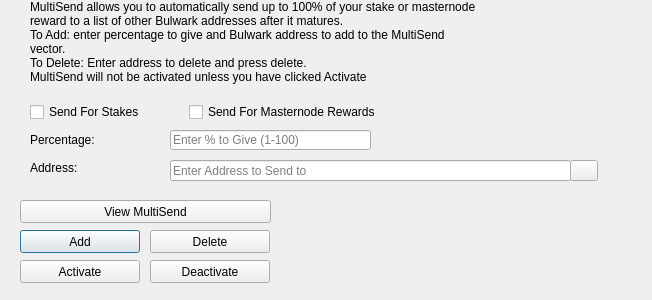
Old version of the form src/qt/forms/multisenddialog.ui in the repository bulwark-crypto/Bulwark.
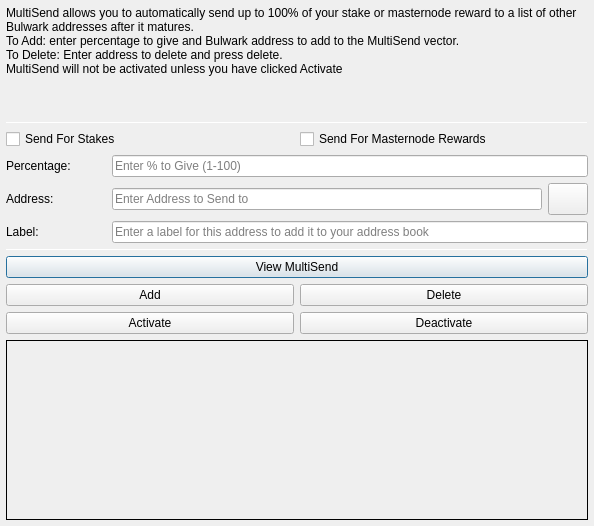
New version of the form. Icons and pictures are not drawn.

```diff
--- a/src/qt/forms/multisenddialog.ui
+++ b/src/qt/forms/multisenddialog.ui
@@ -9,54 +9,30 @@
    <rect>
     <x>0</x>
     <y>0</y>
-    <width>652</width>
-    <height>300</height>
+    <width>594</width>
+    <height>526</height>
    </rect>
   </property>
   <property name="windowTitle">
    <string>MultiSend</string>
   </property>
-  <widget class="QLineEdit" name="multiSendPercentEdit">
-   <property name="geometry">
-    <rect>
-     <x>170</x>
-     <y>130</y>
-     <width>201</width>
-     <height>20</height>
-    </rect>
+  <layout class="QVBoxLayout" name="verticalLayout" stretch="0">
+   <property name="leftMargin">
+    <number>6</number>
    </property>
-   <property name="toolTip">
-    <string>Enter whole numbers 1 - 100</string>
+   <property name="topMargin">
+    <number>6</number>
    </property>
-   <property name="placeholderText">
-    <string>Enter % to Give (1-100)</string>
+   <property name="rightMargin">
+    <number>6</number>
    </property>
-  </widget>
-  <widget class="QLineEdit" name="multiSendAddressEdit">
-   <property name="geometry">
-    <rect>
-     <x>170</x>
-     <y>160</y>
-     <width>401</width>
-     <height>21</height>
-    </rect>
+   <property name="bottomMargin">
+    <number>6</number>
    </property>
-   <property name="toolTip">
-    <string/>
-   </property>
-   <property name="placeholderText">
-    <string>Enter Address to Send to</string>
-   </property>
-  </widget>
+   <item>
+    <layout class="QVBoxLayout" name="verticalLayout_Main" stretch="1,1,1,0,1,1,1">
+     <item>
   <widget class="QLabel" name="label_2">
-   <property name="geometry">
-    <rect>
-     <x>30</x>
-     <y>0</y>
-     <width>451</width>
-     <height>121</height>
-    </rect>
-   </property>
    <property name="lineWidth">
     <number>1</number>
    </property>
@@ -73,28 +49,56 @@
     <bool>true</bool>
    </property>
   </widget>
-  <widget class="QLabel" name="message">
-   <property name="geometry">
-    <rect>
-     <x>290</x>
-     <y>200</y>
-     <width>351</width>
-     <height>91</height>
-    </rect>
-   </property>
+     </item>
+     <item>
+      <widget class="Line" name="line">
+       <property name="minimumSize">
+        <size>
+         <width>0</width>
+         <height>1</height>
+        </size>
+       </property>
+       <property name="maximumSize">
+        <size>
+         <width>16777215</width>
+         <height>1</height>
+        </size>
+       </property>
+       <property name="orientation">
+        <enum>Qt::Horizontal</enum>
+       </property>
+      </widget>
+     </item>
+     <item>
+      <layout class="QVBoxLayout" name="verticalLayout_Settings">
+       <item>
+        <layout class="QHBoxLayout" name="horizontalLayout">
+         <item>
+          <widget class="QCheckBox" name="multiSendStakeCheckBox">
    <property name="text">
-    <string/>
-   </property>
-  </widget>
-  <widget class="QPushButton" name="addButton">
-   <property name="geometry">
-    <rect>
-     <x>20</x>
-     <y>230</y>
-     <width>120</width>
-     <height>23</height>
-    </rect>
-   </property>
+            <string>Send For Stakes</string>
+           </property>
+          </widget>
+         </item>
+         <item>
+          <widget class="QCheckBox" name="multiSendMasternodeCheckBox">
+           <property name="text">
+            <string>Send For Masternode Rewards</string>
+           </property>
+          </widget>
+         </item>
+        </layout>
+       </item>
+       <item>
+        <layout class="QHBoxLayout" name="horizontalLayout_6">
+         <item>
+          <widget class="QLabel" name="label">
+           <property name="minimumSize">
+            <size>
+             <width>100</width>
+             <height>0</height>
+            </size>
+           </property>
    <property name="toolTip">
     <string/>
    </property>
@@ -102,33 +106,57 @@
     <string>Add to MultiSend Vector</string>
    </property>
    <property name="text">
-    <string>Add</string>
-   </property>
-  </widget>
-  <widget class="QPushButton" name="disableButton">
-   <property name="geometry">
-    <rect>
-     <x>150</x>
-     <y>260</y>
-     <width>120</width>
-     <height>23</height>
-    </rect>
-   </property>
-   <property name="statusTip">
-    <string>Deactivate MultiSend</string>
-   </property>
+            <string>Percentage:</string>
+           </property>
+          </widget>
+         </item>
+         <item>
+          <widget class="QLineEdit" name="multiSendPercentEdit">
+           <property name="toolTip">
+            <string>Enter whole numbers 1 - 100</string>
+           </property>
+           <property name="placeholderText">
+            <string>Enter % to Give (1-100)</string>
+           </property>
+          </widget>
+         </item>
+        </layout>
+       </item>
+       <item>
+        <layout class="QHBoxLayout" name="horizontalLayout_7">
+         <item>
+          <widget class="QLabel" name="label_5">
+           <property name="minimumSize">
+            <size>
+             <width>100</width>
+             <height>0</height>
+            </size>
+           </property>
+           <property name="toolTip">
+            <string>Address to send portion of stake to</string>
+           </property>
    <property name="text">
-    <string>Deactivate</string>
-   </property>
-  </widget>
+            <string>Address:</string>
+           </property>
+          </widget>
+         </item>
+         <item>
+          <widget class="QLineEdit" name="multiSendAddressEdit">
+           <property name="toolTip">
+            <string/>
+           </property>
+           <property name="placeholderText">
+            <string>Enter Address to Send to</string>
+           </property>
+          </widget>
+         </item>
+         <item>
   <widget class="QPushButton" name="addressBookButton">
-   <property name="geometry">
-    <rect>
-     <x>570</x>
-     <y>160</y>
-     <width>28</width>
-     <height>21</height>
-    </rect>
+           <property name="maximumSize">
+            <size>
+             <width>16777215</width>
+             <height>32</height>
+            </size>
    </property>
    <property name="toolTip">
     <string>Choose an address from the address book</string>
@@ -147,47 +175,84 @@
     <bool>false</bool>
    </property>
   </widget>
-  <widget class="QLabel" name="label">
-   <property name="geometry">
-    <rect>
-     <x>30</x>
-     <y>130</y>
-     <width>121</width>
-     <height>20</height>
-    </rect>
-   </property>
+         </item>
+        </layout>
+       </item>
+      </layout>
+     </item>
+     <item>
+      <layout class="QHBoxLayout" name="horizontalLayout_3">
+       <item>
+        <widget class="QLabel" name="label_3">
+         <property name="minimumSize">
+          <size>
+           <width>100</width>
+           <height>0</height>
+          </size>
+         </property>
+         <property name="text">
+          <string>Label:</string>
+         </property>
+        </widget>
+       </item>
+       <item>
+        <widget class="QLineEdit" name="labelAddressLabelEdit">
+         <property name="placeholderText">
+          <string>Enter a label for this address to add it to your address book</string>
+         </property>
+        </widget>
+       </item>
+      </layout>
+     </item>
+     <item>
+      <widget class="Line" name="line_2">
+       <property name="minimumSize">
+        <size>
+         <width>0</width>
+         <height>1</height>
+        </size>
+       </property>
+       <property name="maximumSize">
+        <size>
+         <width>16777215</width>
+         <height>1</height>
+        </size>
+       </property>
+       <property name="orientation">
+        <enum>Qt::Horizontal</enum>
+       </property>
+      </widget>
+     </item>
+     <item>
+      <layout class="QVBoxLayout" name="verticalLayout_Buttons">
+       <item>
+        <layout class="QHBoxLayout" name="horizontalLayout_4">
+         <item>
+          <widget class="QPushButton" name="viewButton">
    <property name="toolTip">
     <string>Percentage of stake to send</string>
    </property>
    <property name="text">
-    <string>Percentage:</string>
-   </property>
-  </widget>
-  <widget class="QLabel" name="label_5">
-   <property name="geometry">
-    <rect>
-     <x>30</x>
-     <y>160</y>
-     <width>111</width>
-     <height>16</height>
-    </rect>
-   </property>
+            <string>View MultiSend</string>
+           </property>
+          </widget>
+         </item>
+        </layout>
+       </item>
+       <item>
+        <layout class="QHBoxLayout" name="horizontalLayout_2">
+         <item>
+          <widget class="QPushButton" name="addButton">
    <property name="toolTip">
     <string>Address to send portion of stake to</string>
    </property>
    <property name="text">
-    <string>Address:</string>
-   </property>
-  </widget>
+            <string>Add</string>
+           </property>
+          </widget>
+         </item>
+         <item>
   <widget class="QPushButton" name="deleteButton">
-   <property name="geometry">
-    <rect>
-     <x>150</x>
-     <y>230</y>
-     <width>120</width>
-     <height>23</height>
-    </rect>
-   </property>
    <property name="toolTip">
     <string/>
    </property>
@@ -198,15 +263,13 @@
     <string>Delete</string>
    </property>
   </widget>
+         </item>
+        </layout>
+       </item>
+       <item>
+        <layout class="QHBoxLayout" name="horizontalLayout_5">
+         <item>
   <widget class="QPushButton" name="activateButton">
-   <property name="geometry">
-    <rect>
-     <x>20</x>
-     <y>260</y>
-     <width>120</width>
-     <height>23</height>
-    </rect>
-   </property>
    <property name="statusTip">
     <string>Activate MultiSend</string>
    </property>
@@ -214,51 +277,55 @@
     <string>Activate</string>
    </property>
   </widget>
-  <widget class="QPushButton" name="viewButton">
-   <property name="geometry">
-    <rect>
-     <x>20</x>
-     <y>200</y>
-     <width>251</width>
-     <height>23</height>
-    </rect>
-   </property>
-   <property name="toolTip">
-    <string/>
-   </property>
+         </item>
+         <item>
+          <widget class="QPushButton" name="disableButton">
    <property name="statusTip">
     <string>View MultiSend Vector</string>
    </property>
    <property name="text">
-    <string>View MultiSend</string>
-   </property>
-  </widget>
-  <widget class="QWidget" name="horizontalLayoutWidget">
-   <property name="geometry">
-    <rect>
-     <x>30</x>
-     <y>100</y>
-     <width>351</width>
-     <height>24</height>
-    </rect>
-   </property>
-   <layout class="QHBoxLayout" name="horizontalLayout">
-    <item>
-     <widget class="QCheckBox" name="multiSendStakeCheckBox">
-      <property name="text">
-       <string>Send For Stakes</string>
-      </property>
-     </widget>
-    </item>
+            <string>Deactivate</string>
+           </property>
+          </widget>
+         </item>
+        </layout>
+       </item>
+      </layout>
+     </item>
     <item>
-     <widget class="QCheckBox" name="multiSendMasternodeCheckBox">
+      <widget class="QLabel" name="message">
+       <property name="minimumSize">
+        <size>
+         <width>0</width>
+         <height>180</height>
+        </size>
+       </property>
+       <property name="frameShape">
+        <enum>QFrame::Panel</enum>
+       </property>
+       <property name="frameShadow">
+        <enum>QFrame::Plain</enum>
+       </property>
+       <property name="lineWidth">
+        <number>1</number>
+       </property>
+       <property name="midLineWidth">
+        <number>1</number>
+       </property>
       <property name="text">
-       <string>Send For Masternode Rewards</string>
-      </property>
+        <string/>
+       </property>
+       <property name="alignment">
+        <set>Qt::AlignLeading|Qt::AlignLeft|Qt::AlignTop</set>
+       </property>
+       <property name="wordWrap">
+        <bool>true</bool>
+       </property>
      </widget>
     </item>
    </layout>
-  </widget>
+   </item>
+  </layout>
  </widget>
  <resources>
   <include location="../bulwark.qrc"/>
```
Left out of the diff: 23 changed lines with no effect on the pictures. Lines whose indentation alone changed are shown as unchanged.
